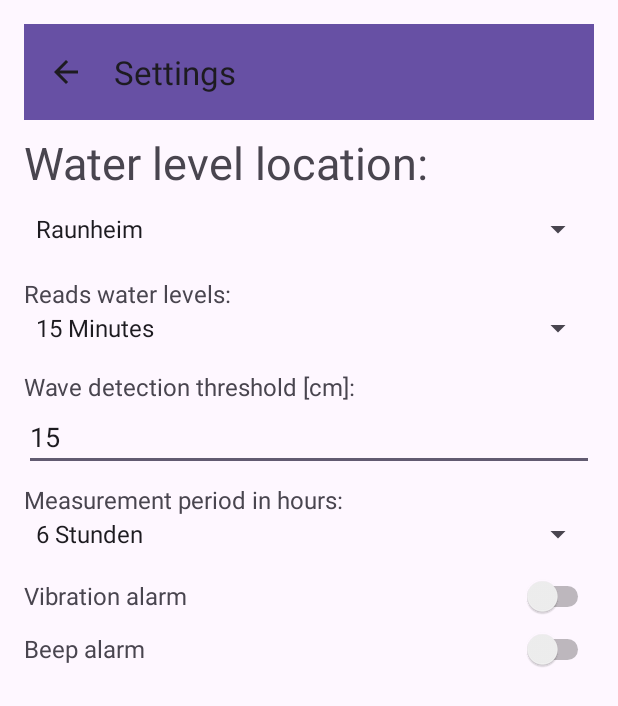
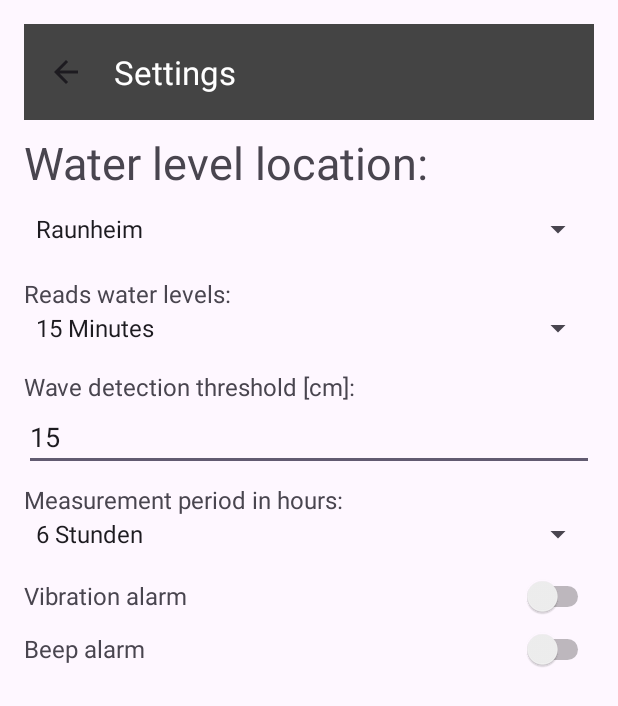
Before and after one commit to Bollogg/MainPegel, an Android app: the SettingsActivity screen opened directly, with no data from a screen before it, on a phone screen of 412 x 824 dp. Shown: the top 706 px of the screen. Run offline under Robolectric (Android 15) with nearby library versions, the phone set to English and light mode, and no system bars.

Commit message:
OeTTINGER V2025.12.06 activity Farben geändert für Toolbar

```diff
--- a/app/build.gradle.kts
+++ b/app/build.gradle.kts
@@ -31,8 +31,8 @@ android {
         targetSdk = 36  // Optimiert für Android 15
 
         // Versionsangaben für Google Play
-        versionCode = 20251205
-        versionName = "OeTTINGER V2025.12.05"
+        versionCode = 20251206
+        versionName = "OeTTINGER V2025.12.06"
 
         // Test Runner
         testInstrumentationRunner = "androidx.test.runner.AndroidJUnitRunner"
--- a/app/src/main/java/de/wiesenfarth/mainpegel/MainActivity.java
+++ b/app/src/main/java/de/wiesenfarth/mainpegel/MainActivity.java
@@ -39,8 +39,8 @@ import java.util.concurrent.TimeUnit;
  *   Zeigt aktuelle Pegelstände am Main für
  *   unterschiedliche Messstationen
  *
- * @Website:   https://www.wiesenfarth-net.de
- * @Autor:     Bollog
+ * @Website:   wiesenfarth-net.de
+ * @Autor:     Bollogg
  * @Datum:     2025-11-17
  * @Version:   2025.12
  *******************************************************/
--- a/app/src/main/res/layout/settings_activity.xml
+++ b/app/src/main/res/layout/settings_activity.xml
@@ -1,5 +1,6 @@
 <?xml version="1.0" encoding="utf-8"?>
 <LinearLayout xmlns:android="http://schemas.android.com/apk/res/android"
+  xmlns:app="http://schemas.android.com/apk/res-auto"
   android:fitsSystemWindows="true"
   android:layout_width="match_parent"
   android:layout_height="match_parent"
@@ -10,9 +11,10 @@
     android:id="@+id/toolbar"
     android:layout_width="match_parent"
     android:layout_height="wrap_content"
-    android:background="?attr/colorPrimary"
+    android:background="@color/textColor"
     android:minHeight="?attr/actionBarSize"
-    android:theme="?attr/actionBarTheme" />
+    android:theme="?attr/actionBarTheme"
+    app:titleTextColor="@color/white" />
 
     <!-- Pegelstände Ort -->
   <TextView
```
Also changed, not shown: app/src/main/res/layout/activity_main.xml (+5 -4 lines), app/src/main/res/layout/info_activity.xml (+5 -3 lines).
